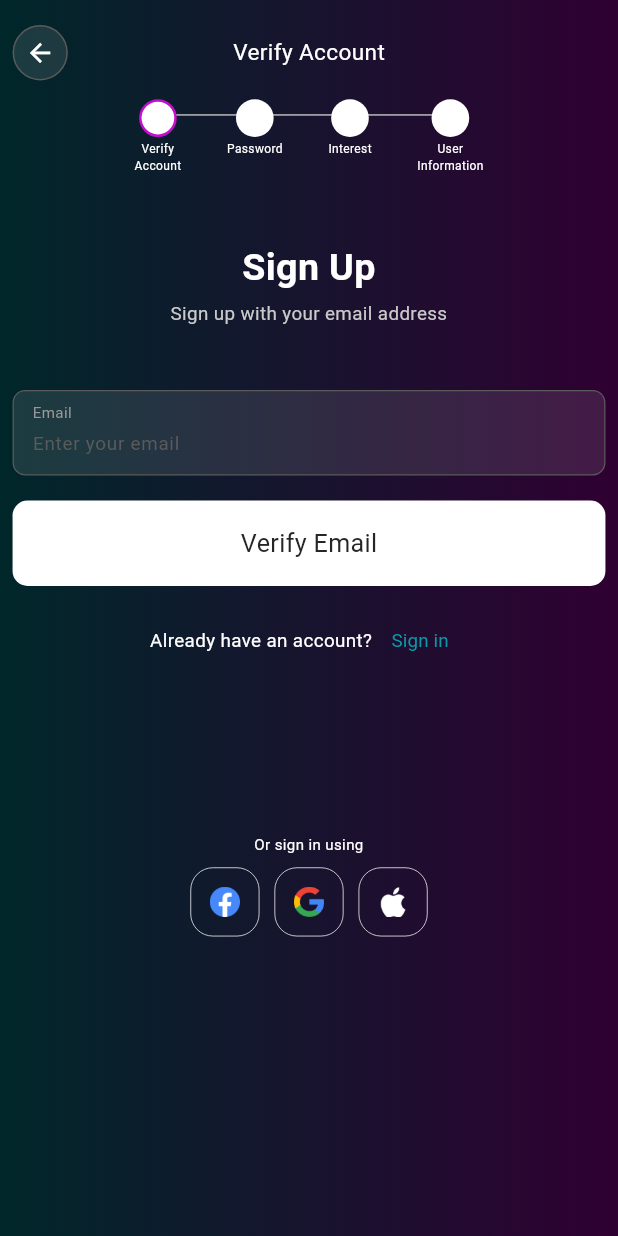
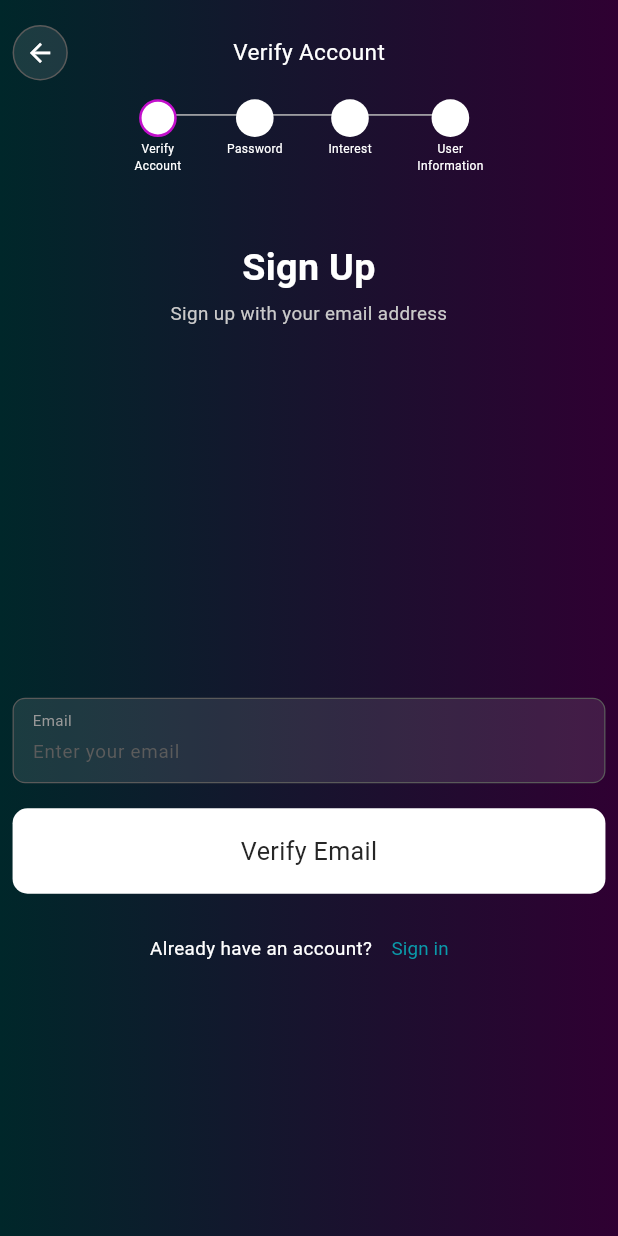
Before and after one commit to lansoyyy/hsi-glive, a Flutter app: the screen it shows after launch, after a tap on "Log in", after a tap on "Forgot Password?", after a tap on "Create Account", on a phone screen of 412 x 824 dp. Run offline on Flutter 3.47's test engine with Material 3 defaults, Android fonts, the phone set to English and light mode, and no system bars; drawn by our look-alikes of oktoast; our stand-ins replace dio, flutter_screenutil, flutter_secure_storage, flutter_spinkit, get, get_storage and 7 more; missing offline and left inert: age_calculator, flutter_stepindicator; accounts and stored records are empty; Roboto replaces fonts that are missing (Regular).

Commit message:
revision fixes

```diff
--- a/lib/main.dart
+++ b/lib/main.dart
@@ -17,6 +17,7 @@ import 'package:glive/modules/security/faceid_view.dart';
 import 'package:glive/modules/security/fingerprint_view.dart';
 import 'package:glive/modules/security/otp_view.dart';
 import 'package:glive/modules/signup/signup_view.dart';
+import 'package:glive/modules/signup/tabs/terms_page.dart';
 import 'package:glive/modules/splash/splash_view.dart';
 import 'package:glive/utils/GlobalVariables.dart';
 import 'package:glive/utils/MeasureSize.dart';
@@ -25,7 +26,7 @@ import 'package:oktoast/oktoast.dart';
 bool isTablet(BuildContext context) {
   final mediaQuery = MediaQuery.of(context);
   final aspectRatio = mediaQuery.size.aspectRatio;
-  log("Aspect: ${aspectRatio}");
+  log("Aspect: $aspectRatio");
   final isTablet = aspectRatio < 1.6 && aspectRatio > 0.7;
   return isTablet;
 }
@@ -36,7 +37,7 @@ void main() {
     DeviceOrientation.portraitUp,
     DeviceOrientation.portraitDown,
   ]).then((_) {
-    runApp(MyApp());
+    runApp(const MyApp());
   });
 }
 
@@ -90,6 +91,7 @@ class _MyAppState extends State<MyApp> {
                   GetPage(
                       name: '/forgotpassword',
                       page: () => const ForgotPasswordView()),
+                  GetPage(name: '/termspage', page: () => const TermsPage()),
                 ],
                 title: 'GLive',
               ),
--- a/lib/modules/login/login_view.dart
+++ b/lib/modules/login/login_view.dart
@@ -117,13 +117,10 @@ class _LoginViewState extends State<LoginView> {
 
         return;
       } else {
-        showToast('Invalid email or password');
+        // showToast('Invalid email or password');
       }
-
-      LoadingUtil.hide(context);
     } catch (e) {
       ToastHelper.error("Invalid email or password.");
-      LoadingUtil.hide(context);
     }
   }
 
@@ -403,30 +400,30 @@ class _LoginViewState extends State<LoginView> {
                                                               "Please enter a password");
                                                           //return 'Please enter a password';
                                                         }
-                                                        if (value!.length < 8) {
-                                                          setPasswordError(
-                                                              "Password must be at least 8 characters long");
-                                                          //return 'Password must be at least 8 characters long';
-                                                        }
-                                                        if (!RegExp(r'[a-zA-Z]')
-                                                            .hasMatch(value)) {
-                                                          setPasswordError(
-                                                              "Password must contain at least one letter");
-                                                          //return 'Password must contain at least one letter';
-                                                        }
-                                                        if (!RegExp(r'\d')
-                                                            .hasMatch(value)) {
-                                                          setPasswordError(
-                                                              "Password must contain at least one number");
-                                                          //return 'Password must contain at least one number';
-                                                        }
-                                                        if (!RegExp(
-                                                                r'[!@#$%^&*(),.?":{}|<>]')
-                                                            .hasMatch(value)) {
-                                                          setPasswordError(
-                                                              "Password must contain at least one special character");
-                                                          //return 'Password must contain at least one special character';
-                                                        }
+                                                        // if (value!.length < 8) {
+                                                        //   setPasswordError(
+                                                        //       "Password must be at least 8 characters long");
+                                                        //   //return 'Password must be at least 8 characters long';
+                                                        // }
+                                                        // if (!RegExp(r'[a-zA-Z]')
+                                                        //     .hasMatch(value)) {
+                                                        //   setPasswordError(
+                                                        //       "Password must contain at least one letter");
+                                                        //   //return 'Password must contain at least one letter';
+                                                        // }
+                                                        // if (!RegExp(r'\d')
+                                                        //     .hasMatch(value)) {
+                                                        //   setPasswordError(
+                                                        //       "Password must contain at least one number");
+                                                        //   //return 'Password must contain at least one number';
+                                                        // }
+                                                        // if (!RegExp(
+                                                        //         r'[!@#$%^&*(),.?":{}|<>]')
+                                                        //     .hasMatch(value)) {
+                                                        //   setPasswordError(
+                                                        //       "Password must contain at least one special character");
+                                                        //   //return 'Password must contain at least one special character';
+                                                        // }
                                                         return null;
                                                       },
                                                     ),
@@ -617,35 +614,29 @@ class _LoginViewState extends State<LoginView> {
                                     return;
                                   }
 
-                                  if (passwordController.text.length < 8) {
-                                    //return 'Password must be at least 8 characters long';
-                                    return;
-                                  }
-                                  if (!RegExp(r'[a-zA-Z]')
-                                      .hasMatch(passwordController.text)) {
-                                    return;
-                                  }
-                                  if (!RegExp(r'\d')
-                                      .hasMatch(passwordController.text)) {
-                                    return;
-                                  }
-                                  if (!RegExp(r'[!@#$%^&*(),.?":{}|<>]')
-                                      .hasMatch(passwordController.text)) {
-                                    return;
-                                  }
+                                  // if (passwordController.text.length < 8) {
+                                  //   //return 'Password must be at least 8 characters long';
+                                  //   return;
+                                  // }
+                                  // if (!RegExp(r'[a-zA-Z]')
+                                  //     .hasMatch(passwordController.text)) {
+                                  //   return;
+                                  // }
+                                  // if (!RegExp(r'\d')
+                                  //     .hasMatch(passwordController.text)) {
+                                  //   return;
+                                  // }
+                                  // if (!RegExp(r'[!@#$%^&*(),.?":{}|<>]')
+                                  //     .hasMatch(passwordController.text)) {
+                                  //   return;
+                                  // }
 
                                   LoadingUtil.show(context);
+                                  login();
 
-                                  Future.delayed(
-                                      const Duration(milliseconds: 1500), () {
+                                  Future.delayed(const Duration(seconds: 2),
+                                      () {
                                     LoadingUtil.hide(context);
-
-                                    try {
-                                      login();
-                                    } catch (e) {
-                                      ToastHelper.error(
-                                          'Incorrect credentials, try again');
-                                    }
                                   });
                                 }
                               }
--- a/lib/modules/signup/signup_view.dart
+++ b/lib/modules/signup/signup_view.dart
@@ -640,6 +640,7 @@ class _SignupViewState extends State<SignupView> {
                       },
                       onRegister: () {},
                     ),
+
                     // ChannelsView(),
                   ],
                 ),
@@ -686,7 +687,15 @@ class _SignupViewState extends State<SignupView> {
                   fontWeight: FontWeight.w400,
                 ),
                 SizedBox(
-                  height: 50.sp,
+                  height: (heightScreen() -
+                              (headerHeight +
+                                  interestContentHeight +
+                                  50.sp +
+                                  80.sp)) >
+                          0
+                      ? heightScreen() -
+                          (headerHeight + interestContentHeight + 50.sp + 80.sp)
+                      : 0,
                 ),
                 Padding(
                   padding: EdgeInsets.symmetric(horizontal: 10.sp),
@@ -774,11 +783,11 @@ class _SignupViewState extends State<SignupView> {
                         if (!emailRegex.hasMatch(emailController.text)) {
                           return;
                         }
+
+                        verifyEmail(emailController.text);
                         LoadingUtil.show(context);
-                        Future.delayed(const Duration(milliseconds: 1500), () {
+                        Future.delayed(const Duration(milliseconds: 3000), () {
                           LoadingUtil.hide(context);
-
-                          verifyEmail(emailController.text);
                         });
                       }
                     },
@@ -822,7 +831,15 @@ class _SignupViewState extends State<SignupView> {
                   ],
                 ),
                 SizedBox(
-                  height: 125.sp,
+                  height: (heightScreen() -
+                              (headerHeight +
+                                  interestContentHeight +
+                                  50.sp +
+                                  80.sp)) >
+                          0
+                      ? heightScreen() -
+                          (headerHeight + interestContentHeight + 80.sp + 80.sp)
+                      : 0,
                 ),
                 TextWidget(
                   text: 'Or sign in using',
@@ -1114,7 +1131,7 @@ has been sent to your email
     );
 
     await Future.delayed(
-      const Duration(seconds: 3),
+      const Duration(seconds: 2),
     );
 
     Navigator.pop(context);
--- a/lib/modules/signup/tabs/userinfo_tab.dart
+++ b/lib/modules/signup/tabs/userinfo_tab.dart
@@ -121,6 +121,9 @@ class _UserInfoTabState extends State<UserInfoTab> {
         imagePath, lname.text, mname.text, fname.text, dropdownValue);
   }
 
+  double headerHeight = 135.5;
+
+  double interestContentHeight = 300.sp;
   final _formKey2 = GlobalKey<FormState>();
   @override
   Widget build(BuildContext context) {
@@ -545,7 +548,15 @@ class _UserInfoTabState extends State<UserInfoTab> {
               ),
             ),
             SizedBox(
-              height: 75.sp,
+              height: (heightScreen() -
+                          (headerHeight +
+                              interestContentHeight +
+                              50.sp +
+                              80.sp)) >
+                      0
+                  ? heightScreen() -
+                      (headerHeight + interestContentHeight + 200.sp + 150.sp)
+                  : 0,
             ),
             /* ButtonWidget(
               height: 55,
@@ -617,9 +628,6 @@ class _UserInfoTabState extends State<UserInfoTab> {
                 ),
               ),
             ),
-            SizedBox(
-              height: 50.sp,
-            ),
           ],
         ),
       ),
@@ -678,11 +686,15 @@ Enjoy using our app!
 
     Navigator.pop(context);
 
+    // Here
+
+    Get.toNamed(RouteNames.termspage);
     showtermsandconditionsDialog();
   }
 
   showtermsandconditionsDialog() {
     showDialog(
+      barrierDismissible: false,
       context: context,
       builder: (context) {
         return Dialog(
--- a/lib/routes.dart
+++ b/lib/routes.dart
@@ -12,6 +12,7 @@ import 'package:glive/modules/security/faceid_view.dart';
 import 'package:glive/modules/security/fingerprint_view.dart';
 import 'package:glive/modules/security/otp_view.dart';
 import 'package:glive/modules/signup/signup_view.dart';
+import 'package:glive/modules/signup/tabs/terms_page.dart';
 
 import 'package:glive/modules/splash/splash_view.dart';
 
@@ -42,6 +43,7 @@ class RouteNames {
   static const String chat = "/chat";
   static const String creatorcenter = "/creatorcenter";
   static const String forgotpassword = "/forgotpassword";
+  static const String termspage = "/termspage";
 }
 
 class AppRoutes {
@@ -59,5 +61,6 @@ class AppRoutes {
     RouteNames.chat: (context) => const ChatScreen(),
     RouteNames.creatorcenter: (context) => const CreatorCenterView(),
     RouteNames.forgotpassword: (context) => const ForgotPasswordView(),
+    RouteNames.termspage: (context) => const TermsPage(),
   };
 }
--- a/pubspec.yaml
+++ b/pubspec.yaml
@@ -16,7 +16,7 @@ publish_to: 'none' # Remove this line if you wish to publish to pub.dev
 # https://developer.apple.com/library/archive/documentation/General/Reference/InfoPlistKeyReference/Articles/CoreFoundationKeys.html
 # In Windows, build-name is used as the major, minor, and patch parts
 # of the product and file versions while build-number is used as the build suffix.
-version: 1.0.7+1
+version: 1.0.8+1
 
 environment:
   sdk: '>=3.3.2 <4.0.0'
```
Also changed, not shown: lib/modules/forgot_password/forgotpassword_view.dart (+7 -11 lines), lib/modules/signup/tabs/terms_page.dart (added, +50 -0 lines), assets/images/new_bg.png (added).
